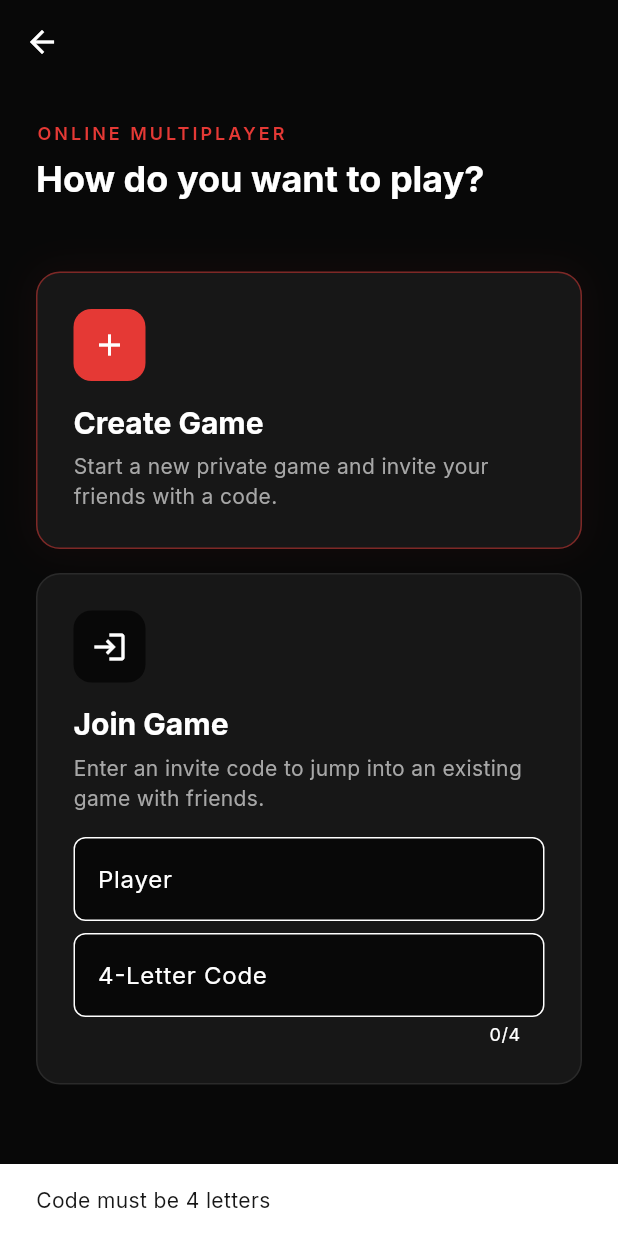
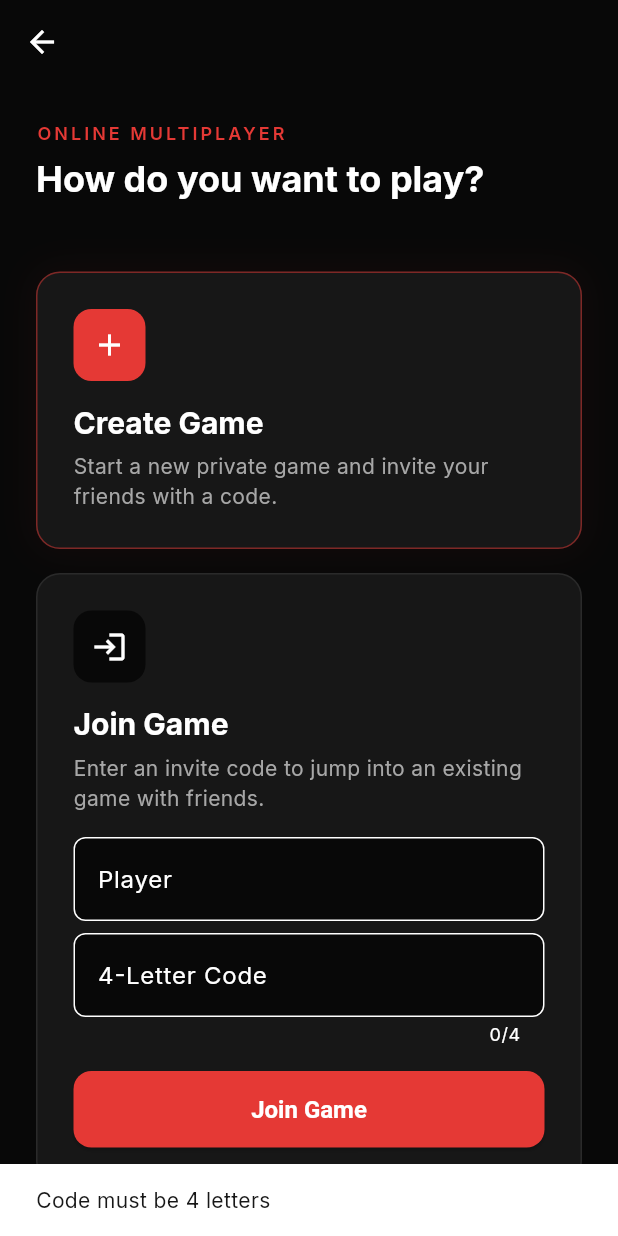
Before and after one commit to m-Affan55/CYO, a Flutter app: the OnlineMultiplayerScreen screen opened by its route, after a tap on "Join Game", on a phone screen of 412 x 824 dp. Run offline on Flutter 3.47's test engine with Material 3 defaults, Android fonts, the phone set to English and light mode, and no system bars; our stand-ins replace flutter_riverpod, go_router, google_fonts.

```diff
--- a/frontend/lib/features/lobby/presentation/online_multiplayer_screen.dart
+++ b/frontend/lib/features/lobby/presentation/online_multiplayer_screen.dart
@@ -3,6 +3,7 @@ import 'package:go_router/go_router.dart';
 import 'package:flutter_riverpod/flutter_riverpod.dart';
 import 'package:frontend/core/providers/game_provider.dart';
 import 'package:frontend/core/theme/app_theme.dart';
+import 'package:frontend/core/widgets/primary_button.dart';
 
 class OnlineMultiplayerScreen extends ConsumerStatefulWidget {
   const OnlineMultiplayerScreen({super.key});
@@ -61,48 +62,6 @@ class _OnlineMultiplayerScreenState extends ConsumerState<OnlineMultiplayerScree
                 description: 'Enter an invite code to jump into an existing game with friends.',
                 icon: Icons.login,
                 isPrimary: false,
-                onTap: () async {
-                  if (_isLoading) return;
-                  if (_codeController.text.length != 4) {
-                    ScaffoldMessenger.of(context).showSnackBar(const SnackBar(content: Text('Code must be 4 letters')));
-                    return;
-                  }
-
-                  setState(() => _isLoading = true);
-                  try {
-                    final api = ref.read(apiServiceProvider);
-                    final response = await api.joinRoom(
-                      _codeController.text,
-                      _nameController.text,
-                      '#00C4B4' // Default color
-                    );
-
-                    ref.read(userProvider.notifier).state = UserState(
-                      id: response['id'],
-                      name: response['name'],
-                      color: response['color'],
-                      roomId: response['room_id'],
-                    );
-
-                    // Note: Ideally we'd fetch the room data to set in GameState.
-                    // For MVP, we'll just set the roomCode.
-                    ref.read(gameStateProvider.notifier).setRoomData({'id': response['room_id']});
-
-                    final ws = ref.read(webSocketServiceProvider);
-                    ws.onMessageReceived = (event) {
-                      ref.read(gameStateProvider.notifier).handleWebSocketEvent(event);
-                    };
-                    ws.connect(response['room_id'], response['id']);
-
-                    if (!context.mounted) return;
-                    context.push('/game-lobby', extra: {'isSecretMode': false});
-                  } catch (e) {
-                    if (!context.mounted) return;
-                    ScaffoldMessenger.of(context).showSnackBar(SnackBar(content: Text(e.toString())));
-                  } finally {
-                    if (mounted) setState(() => _isLoading = false);
-                  }
-                },
                 child: Padding(
                   padding: const EdgeInsets.only(top: 16.0),
                   child: Column(
@@ -128,6 +87,50 @@ class _OnlineMultiplayerScreenState extends ConsumerState<OnlineMultiplayerScree
                           border: OutlineInputBorder(borderRadius: BorderRadius.circular(8)),
                         ),
                       ),
+                      const SizedBox(height: 16),
+                      PrimaryButton(
+                        text: _isLoading ? 'Joining...' : 'Join Game',
+                        onPressed: () async {
+                          if (_isLoading) return;
+                          if (_codeController.text.length != 4) {
+                            ScaffoldMessenger.of(context).showSnackBar(const SnackBar(content: Text('Code must be 4 letters')));
+                            return;
+                          }
+
+                          setState(() => _isLoading = true);
+                          try {
+                            final api = ref.read(apiServiceProvider);
+                            final response = await api.joinRoom(
+                              _codeController.text,
+                              _nameController.text,
+                              '#00C4B4' // Default color
+                            );
+
+                            ref.read(userProvider.notifier).state = UserState(
+                              id: response['id'],
+                              name: response['name'],
+                              color: response['color'],
+                              roomId: response['room_id'],
+                            );
+
+                            ref.read(gameStateProvider.notifier).setRoomData({'id': response['room_id']});
+
+                            final ws = ref.read(webSocketServiceProvider);
+                            ws.onMessageReceived = (event) {
+                              ref.read(gameStateProvider.notifier).handleWebSocketEvent(event);
+                            };
+                            ws.connect(response['room_id'], response['id']);
+
+                            if (!context.mounted) return;
+                            context.push('/game-lobby', extra: {'isSecretMode': false});
+                          } catch (e) {
+                            if (!context.mounted) return;
+                            ScaffoldMessenger.of(context).showSnackBar(SnackBar(content: Text(e.toString())));
+                          } finally {
+                            if (mounted) setState(() => _isLoading = false);
+                          }
+                        }
+                      )
                     ],
                   ),
                 ),
@@ -146,7 +149,7 @@ class _ActionCard extends StatelessWidget {
   final String description;
   final IconData icon;
   final bool isPrimary;
-  final VoidCallback onTap;
+  final VoidCallback? onTap;
   final Widget? child;
 
   const _ActionCard({
@@ -154,15 +157,13 @@ class _ActionCard extends StatelessWidget {
     required this.description,
     required this.icon,
     this.isPrimary = false,
-    required this.onTap,
+    this.onTap,
     this.child,
   });
 
   @override
   Widget build(BuildContext context) {
-    return GestureDetector(
-      onTap: onTap,
-      child: Container(
+    Widget cardContent = Container(
       padding: const EdgeInsets.all(24),
       decoration: BoxDecoration(
         color: AppTheme.surfaceCharcoal,
@@ -210,7 +211,11 @@ class _ActionCard extends StatelessWidget {
           if (child != null) child!,
         ],
       ),
-      ),
     );
+
+    if (onTap != null) {
+      return GestureDetector(onTap: onTap, child: cardContent);
+    }
+    return cardContent;
   }
 }
```
Also changed, not shown: frontend/lib/features/game/presentation/in_game_screen.dart (+7 -4 lines), frontend/lib/features/lobby/presentation/game_lobby_screen.dart (+12 -0 lines), 2 other files. Lines whose indentation alone changed are shown as unchanged.
